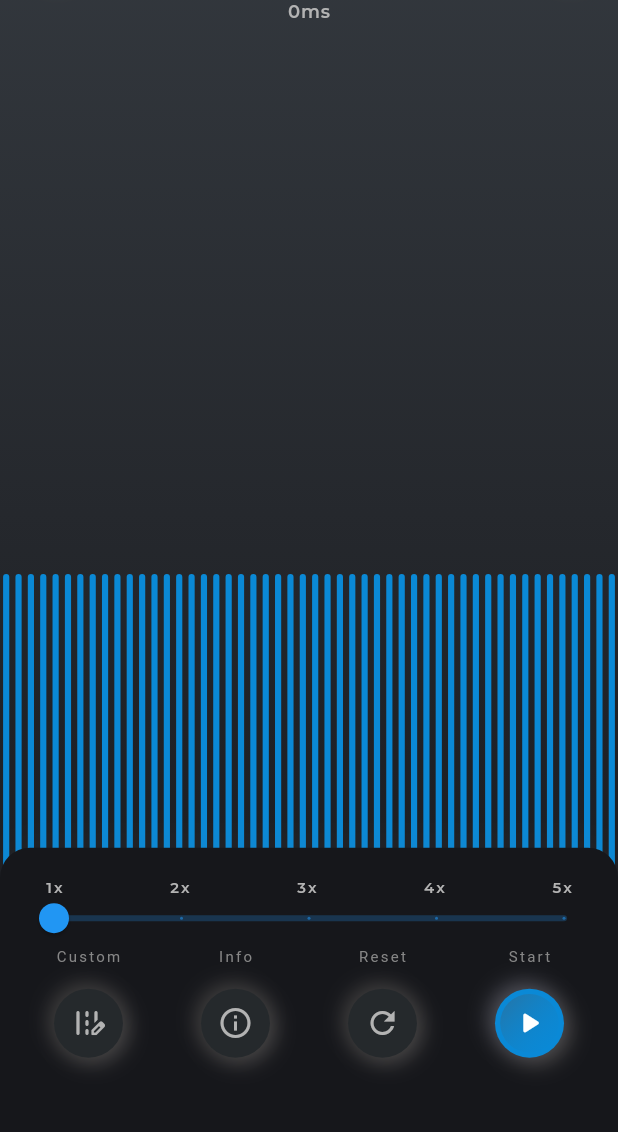
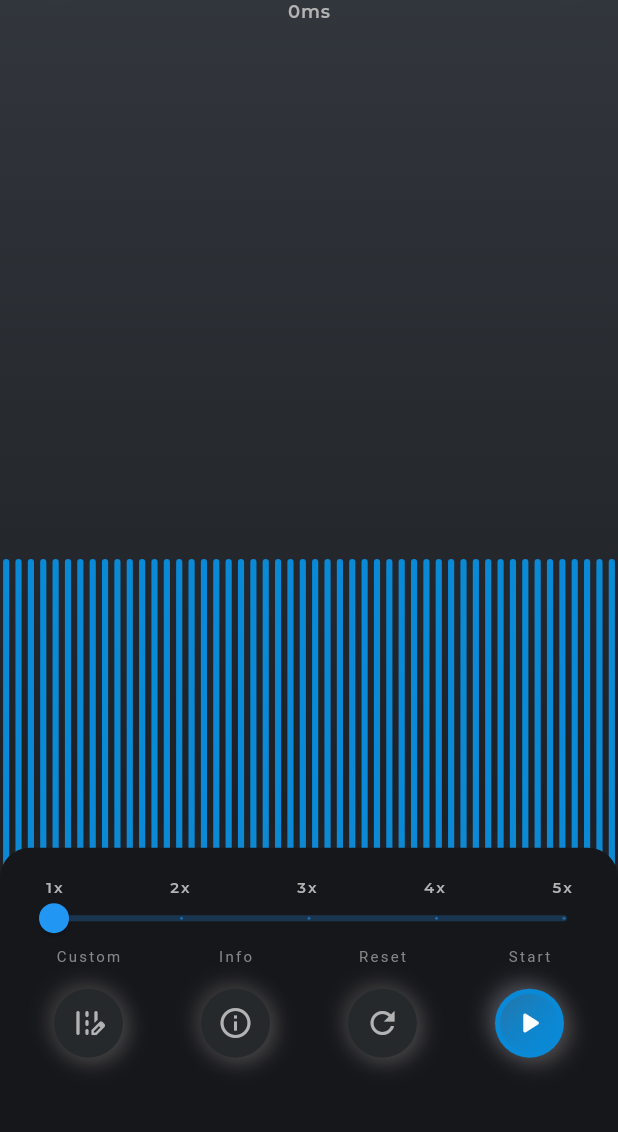
Before and after one commit to roshan9419/Sortlizer, a Flutter app: the screen it shows after launch, after a tap on the "play arrow" icon, on a phone screen of 412 x 824 dp, the part 104-1236 px from its top. Run offline on Flutter 3.47's test engine with Material 2 defaults, Android fonts, the phone set to English and light mode, and no system bars; our stand-ins replace animated_text_kit, auto_route, flutter_svg, get_it, injectable, stacked and 1 more; missing offline and left inert: charcode; Roboto replaces fonts that are missing (Arial).

Commit message:
Added CustomDialog and UI Changes

```diff
--- /dev/null
+++ b/lib/datamodels/dialogType.dart
@@ -0,0 +1,3 @@
+enum DialogType {
+  CUSTOM_INPUT
+}
--- a/lib/main.dart
+++ b/lib/main.dart
@@ -1,6 +1,7 @@
 import 'package:flutter/material.dart';
 import 'package:flutter/services.dart';
 import 'package:sorting_visualization/setup_bottom_sheet.dart';
+import 'package:sorting_visualization/setup_dialogs.dart';
 import 'package:sorting_visualization/ui/ui_theme.dart';
 import 'package:sorting_visualization/ui/views/home_view.dart';
 import 'package:sorting_visualization/app/router.gr.dart' as auto_router;
@@ -11,6 +12,7 @@ import 'app/locator.dart';
 Future main() async {
   WidgetsFlutterBinding.ensureInitialized();
   setupLocator();
+  setupDialogUi();
   setupBottomSheetUI();
   runApp(MyApp());
   var style = SystemUiOverlayStyle(systemNavigationBarColor: darkBackgroundFinish);
--- a/lib/services/ThirdPartyServices.dart
+++ b/lib/services/ThirdPartyServices.dart
@@ -9,4 +9,6 @@ abstract class ThirdPartyServicesModule {
   SnackbarService get snackBarService;
   @lazySingleton
   BottomSheetService get bottomSheetService;
+  @lazySingleton
+  DialogService get dialogService;
 }
--- /dev/null
+++ b/lib/setup_dialogs.dart
@@ -0,0 +1,19 @@
+import 'package:flutter/material.dart';
+import 'package:sorting_visualization/app/locator.dart';
+import 'package:sorting_visualization/ui/dialogs/custom_input_dialog.dart';
+import 'package:stacked_services/stacked_services.dart';
+
+import 'datamodels/dialogType.dart';
+
+void setupDialogUi() {
+  var dialogService = locator<DialogService>();
+  var builders = {
+    DialogType.CUSTOM_INPUT: (context, dialogRequest, completer) => Dialog(
+      child: CustomInputDialog(
+        dialogRequest: dialogRequest,
+        onDialogTap: completer,
+      ),
+    )
+  };
+  dialogService.registerCustomDialogBuilders(builders);
+}
--- a/lib/ui/bottomsheets/custom_array_bottomsheet.dart
+++ b/lib/ui/bottomsheets/custom_array_bottomsheet.dart
@@ -58,10 +58,10 @@ class _CustomArrayBottomSheetState extends State<CustomArrayBottomSheet> {
                       border: Border.all(color: Color(0xffafafaf))),
                   child: TextField(
                     maxLines: 1,
-                    keyboardType: TextInputType.number,
+                    keyboardType: TextInputType.numberWithOptions(signed: true),
                     controller: _controller,
                     style: theme.textTheme.subtitle2
-                        .copyWith(color: Color(0xff00031D)),
+                        .copyWith(color: lightGrayColor),
                     decoration: InputDecoration(
                       hintText: widget.sheetRequest.description,
                       hintStyle: theme.textTheme.caption
--- a/lib/ui/views/visualizer_view.dart
+++ b/lib/ui/views/visualizer_view.dart
@@ -5,6 +5,7 @@ import 'package:flutter/material.dart';
 import 'package:sorting_visualization/datamodels/algorithmType.dart';
 import 'package:sorting_visualization/ui/ui_theme.dart';
 import 'package:sorting_visualization/ui/views/visualizer_viewmodel.dart';
+import 'package:sorting_visualization/ui/widgets/bar_painter.dart';
 import 'package:sorting_visualization/ui/widgets/code_viewer.dart';
 import 'package:sorting_visualization/ui/widgets/menu_drawer.dart';
 import 'package:sorting_visualization/ui/widgets/neumorphic_round_btn.dart';
@@ -326,16 +327,20 @@ class _VisualizerContainerWidget extends ViewModelWidget<VisualizerViewModel> {
               children: numbers.map((int num) {
                 counter++;
                 return Container(
-                  height: model.maxNumber,
+                  height: model.maxNumber.toDouble(),
                   child: Padding(
                     padding: EdgeInsets.only(right: division * 0.5),
-                    child: CustomPaint(
-                        painter: BarPainter(
-                            index: counter,
-                            value: num,
-                            maxValue: model.maxNumber,
-                            checkingValueIdx: model.checkingValueIdx,
-                            width: division * 0.5)),
+                    child: Column(
+                      children: [
+                        CustomPaint(
+                            painter: BarPainter(
+                                index: counter,
+                                value: num,
+                                maxValue: model.maxNumber-10,
+                                checkingValueIdx: model.checkingValueIdx,
+                                width: division * 0.5)),
+                      ],
+                    ),
                   ),
                 );
               }).toList(),
@@ -344,40 +349,3 @@ class _VisualizerContainerWidget extends ViewModelWidget<VisualizerViewModel> {
     );
   }
 }
-
-class BarPainter extends CustomPainter {
-  final double width;
-  final int value;
-  final int checkingValueIdx;
-  final double maxValue;
-  final int index;
-
-  BarPainter(
-      {this.width,
-      this.value,
-      this.checkingValueIdx,
-      this.maxValue,
-      this.index});
-
-  @override
-  void paint(Canvas canvas, Size size) {
-    Paint paint = Paint();
-    paint.color = (checkingValueIdx != -1 && index == checkingValueIdx)
-        ? Colors.red
-        : blueThemeColor;
-
-    paint.strokeWidth = width;
-    paint.strokeCap = StrokeCap.round;
-
-    var pt1 = Offset(index * this.width, maxValue);
-    var pt2 = Offset(index * this.width, maxValue - this.value.ceilToDouble());
-    var pt3 = Offset(index * this.width, this.value.ceilToDouble());
-
-    canvas.drawLine(pt1, pt2, paint); // TODO - NEED TO WORK
-  }
-
-  @override
-  bool shouldRepaint(CustomPainter oldDelegate) {
-    return true;
-  }
-}
--- a/lib/ui/views/visualizer_viewmodel.dart
+++ b/lib/ui/views/visualizer_viewmodel.dart
@@ -6,6 +6,7 @@ import 'package:flutter/material.dart';
 import 'package:sorting_visualization/app/locator.dart';
 import 'package:sorting_visualization/datamodels/algorithmType.dart';
 import 'package:sorting_visualization/datamodels/bottomSheetType.dart';
+import 'package:sorting_visualization/datamodels/dialogType.dart';
 import 'package:sorting_visualization/utils/contents.dart';
 import 'package:stacked/stacked.dart';
 import 'package:stacked_services/stacked_services.dart';
@@ -14,6 +15,7 @@ class VisualizerViewModel extends FutureViewModel<StreamController<List<int>>> {
 
   final _snackBarService = locator<SnackbarService>();
   final _bottomSheetService = locator<BottomSheetService>();
+  final _dialogService = locator<DialogService>();
   final _navigationService = locator<NavigationService>();
   final dataContent = DataContent();
 
@@ -25,11 +27,11 @@ class VisualizerViewModel extends FutureViewModel<StreamController<List<int>>> {
   int _chkValueIdx = -1;
   int get checkingValueIdx => _chkValueIdx;
 
-  double _sampleSize = 50;
-  double get sampleSize => _sampleSize;
+  int _sampleSize = 50;
+  int get sampleSize => _sampleSize;
 
-  double _maxNumber = 400;
-  double  get maxNumber => _maxNumber;
+  int _maxNumber = 400;
+  int get maxNumber => _maxNumber;
 
   double _sortingSpeed = 0.0;
   double get sortingSpeed => _sortingSpeed;
@@ -102,7 +104,7 @@ class VisualizerViewModel extends FutureViewModel<StreamController<List<int>>> {
         await _bubbleSort();
       }
       else if (_algorithmType == AlgorithmType.MERGE_SORT)
-        await _mergeSort(0, _sampleSize.toInt() - 1);
+        await _mergeSort(0, _sampleSize - 1);
 
       isSorting = false;
       _chkValueIdx = -1;
@@ -254,19 +256,19 @@ class VisualizerViewModel extends FutureViewModel<StreamController<List<int>>> {
   }
 
   onCustomBtnClick() async {
-    var sheetResponse = await _bottomSheetService.showCustomSheet(
-        variant: BottomSheetType.CUSTOM_ARRAY,
-        title: 'Enter the elements of array:',
-        description: 'Example: 23, 45, 98, 67',
-        barrierDismissible: true);
+    var dialogResponse = await _dialogService.showCustomDialog(
+      variant: DialogType.CUSTOM_INPUT,
+      title: "Provide elements of the Array",
+      description: "Example: 23, 45, 98, 67",
+      mainButtonTitle: "Submit",
+      secondaryButtonTitle: "Cancel",
+      barrierDismissible: false
+    );
 
-    if (sheetResponse != null &&
-        sheetResponse.confirmed &&
-        sheetResponse.responseData.toString().isNotEmpty) {
-      print('CONFIRMED' + sheetResponse.responseData);
+    if (dialogResponse != null && dialogResponse.confirmed && dialogResponse.responseData.toString().isNotEmpty) {
 
       List<String> responseArray =
-          sheetResponse.responseData.toString().split(",");
+      dialogResponse.responseData.toString().split(",");
       List<int> inputArray = [];
       bool flag = true;
 
@@ -285,7 +287,14 @@ class VisualizerViewModel extends FutureViewModel<StreamController<List<int>>> {
 
       if (flag) {
         _numbers = inputArray;
-        _sampleSize = inputArray.length.toDouble();
+        _sampleSize = inputArray.length;
+        _maxNumber = _numbers.first;
+        _numbers.forEach((num) {
+          if (_maxNumber < num) {
+            _maxNumber = num;
+          }
+        });
+        // notifyListeners();
       }
     }
   }
--- /dev/null
+++ b/lib/ui/widgets/bar_painter.dart
@@ -0,0 +1,41 @@
+import 'package:flutter/cupertino.dart';
+import 'package:flutter/material.dart';
+
+import '../ui_theme.dart';
+
+class BarPainter extends CustomPainter {
+  final double width;
+  final int value;
+  final int checkingValueIdx;
+  final int maxValue;
+  final int index;
+
+  BarPainter(
+      {this.width,
+        this.value,
+        this.checkingValueIdx,
+        this.maxValue,
+        this.index});
+
+  @override
+  void paint(Canvas canvas, Size size) {
+    Paint paint = Paint();
+    paint.color = (checkingValueIdx != -1 && index == checkingValueIdx)
+        ? Colors.red
+        : blueThemeColor;
+
+    paint.strokeWidth = width;
+    paint.strokeCap = StrokeCap.round;
+
+    var pt1 = Offset(index * this.width, maxValue.ceilToDouble());
+    var pt2 = Offset(index * this.width, maxValue - this.value.ceilToDouble());
+    var pt3 = Offset(index * this.width, this.value.ceilToDouble());
+
+    canvas.drawLine(pt1, pt2, paint); // TODO - NEED TO WORK
+  }
+
+  @override
+  bool shouldRepaint(CustomPainter oldDelegate) {
+    return true;
+  }
+}
--- a/lib/ui/widgets/neumorphic_rect_btn.dart
+++ b/lib/ui/widgets/neumorphic_rect_btn.dart
@@ -4,6 +4,7 @@ import 'package:sorting_visualization/ui/ui_theme.dart';
 
 class NeumorphicRectButton extends StatelessWidget {
   final String labelText;
+  final Color labelTextColor;
   final Color btnColor;
   final double btnWidth;
   final double btnHeight;
@@ -14,6 +15,7 @@ class NeumorphicRectButton extends StatelessWidget {
   const NeumorphicRectButton(
       {Key key,
       this.labelText,
+      this.labelTextColor,
       this.btnColor,
       this.btnWidth,
       this.btnHeight,
@@ -28,7 +30,11 @@ class NeumorphicRectButton extends StatelessWidget {
       onTap: onTap,
       borderRadius: BorderRadius.circular(btnRadius ?? 5),
       child: Container(
-        width: btnWidth ?? 50,
+        width: btnWidth == null
+            ? (labelText != null && labelText.isNotEmpty)
+                ? labelText.length * 20.0
+                : 50.0
+            : btnWidth,
         padding: EdgeInsets.all(10),
         decoration: BoxDecoration(
             color: btnColor ?? darkBtnColor2,
@@ -42,8 +48,14 @@ class NeumorphicRectButton extends StatelessWidget {
                   blurRadius: 10),
             ]),
         child: child == null
-            ? Text((labelText != null && labelText.isNotEmpty) ? labelText : "",
-                style: Theme.of(context).textTheme.subtitle2)
+            ? Text(
+                (labelText != null && labelText.isNotEmpty) ? labelText : "",
+                style: Theme.of(context)
+                    .textTheme
+                    .subtitle2
+                    .copyWith(color: labelTextColor ?? Colors.white),
+                textAlign: TextAlign.center,
+              )
             : child,
       ),
     );
--- a/pubspec.yaml
+++ b/pubspec.yaml
@@ -15,7 +15,7 @@ publish_to: 'none' # Remove this line if you wish to publish to pub.dev
 # In iOS, build-name is used as CFBundleShortVersionString while build-number used as CFBundleVersion.
 # Read more about iOS versioning at
 # https://developer.apple.com/library/archive/documentation/General/Reference/InfoPlistKeyReference/Articles/CoreFoundationKeys.html
-version: 1.0.4
+version: 1.0.5
 
 environment:
   sdk: ">=2.7.0 <3.0.0"
```
Also changed, not shown: lib/ui/dialogs/custom_input_dialog.dart (added, +124 -0 lines), lib/app/locator.config.dart.
